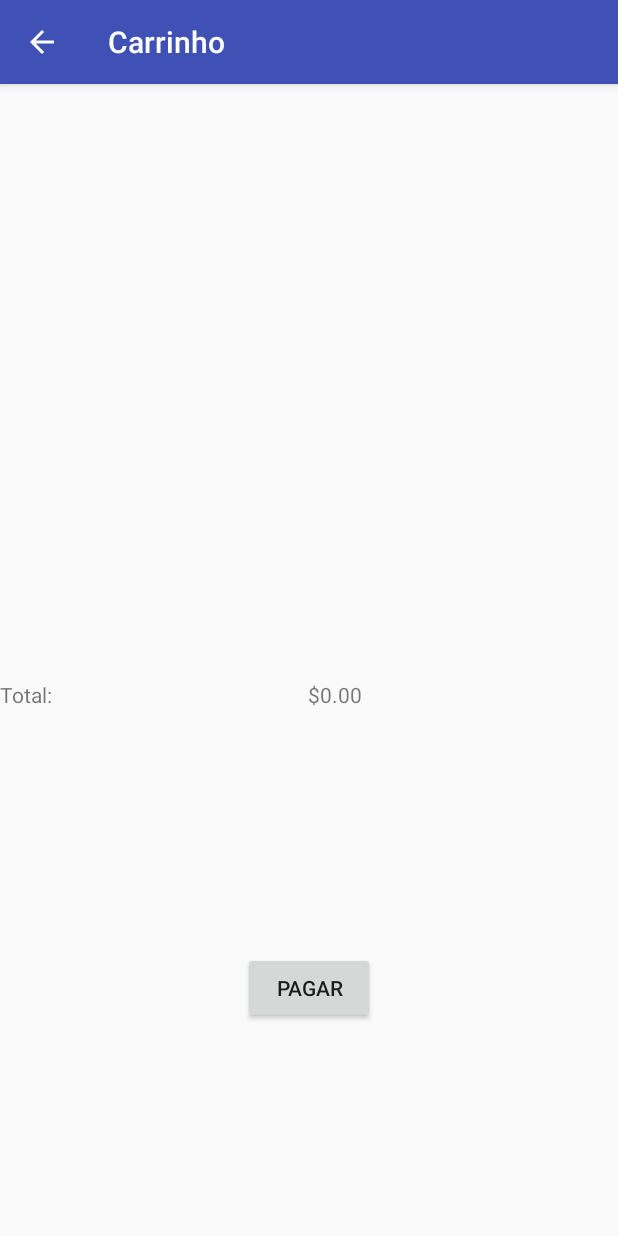
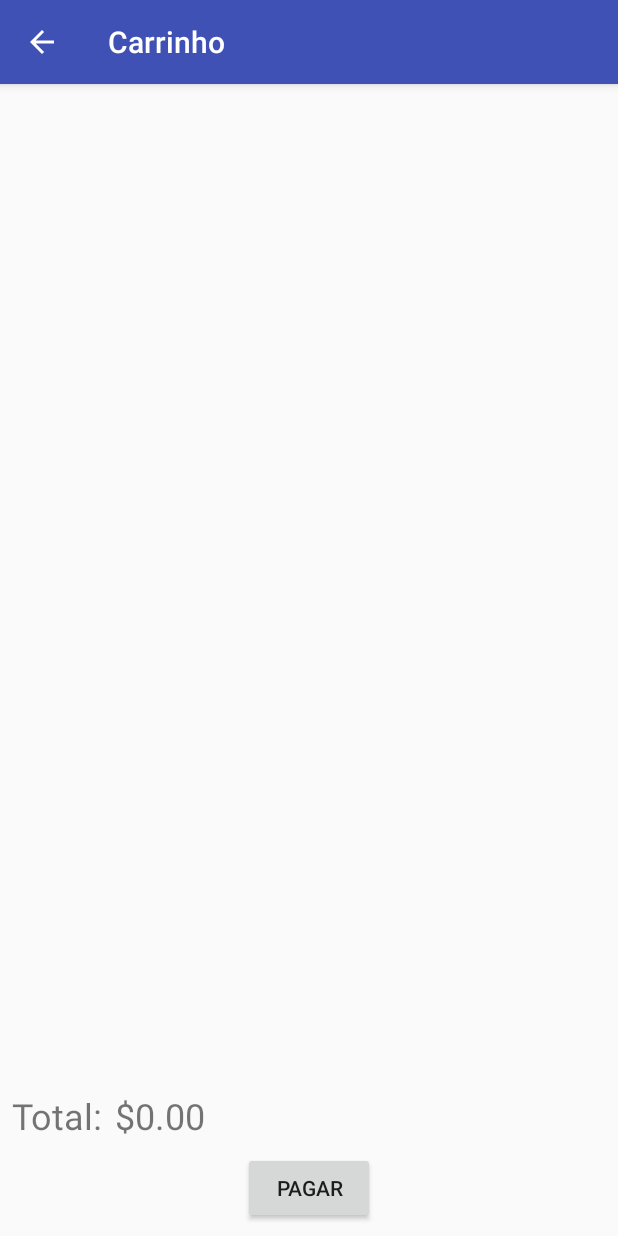
Before and after one commit to FourAndSurfer/VirtualStore, an Android app: the ItensActivity screen opened directly, with no data from a screen before it, after a tap on "BUTTON", on a phone screen of 412 x 824 dp. Run offline under Robolectric (Android 15) with nearby library versions, the phone set to English and light mode, and no system bars; our stand-ins replace Picasso; pictures from the network do not load.

Commit message:
🎨  Ajusta carrinho de compras

```diff
--- a/app/src/main/res/layout/activity_carrinho.xml
+++ b/app/src/main/res/layout/activity_carrinho.xml
@@ -8,38 +8,39 @@
 
     <ListView
         android:id="@+id/CarrinhoLV"
-        android:layout_width="365dp"
-        android:layout_height="368dp"
-        android:layout_marginBottom="8dp"
+        android:layout_width="0dp"
+        android:layout_height="0dp"
         android:layout_marginEnd="8dp"
         android:layout_marginStart="8dp"
-        android:layout_marginTop="8dp"
-        app:layout_constraintBottom_toBottomOf="parent"
+        app:layout_constraintBottom_toTopOf="@+id/totalConstraintLayout"
         app:layout_constraintEnd_toEndOf="parent"
         app:layout_constraintStart_toStartOf="parent"
         app:layout_constraintTop_toTopOf="parent"
         app:layout_constraintVertical_bias="0.035" />
 
-    <TextView
-        android:id="@+id/textView6"
-        android:layout_width="wrap_content"
+    <android.support.constraint.ConstraintLayout
+        android:layout_width="0dp"
         android:layout_height="wrap_content"
-        android:layout_marginTop="8dp"
-        android:text="Total:"
+        android:id="@+id/totalConstraintLayout"
+        app:layout_constraintBottom_toBottomOf="parent"
+        app:layout_constraintEnd_toEndOf="parent"
+        app:layout_constraintHorizontal_bias="0.0"
+        app:layout_constraintStart_toStartOf="parent"
         app:layout_constraintTop_toBottomOf="@+id/CarrinhoLV"
-        tools:layout_editor_absoluteX="218dp" />
+        app:layout_constraintVertical_bias="0.0">
 
         <TextView
             android:id="@+id/ValorTV"
-        android:layout_width="wrap_content"
+            android:layout_width="0dp"
             android:layout_height="wrap_content"
+            android:layout_marginBottom="8dp"
             android:layout_marginEnd="8dp"
             android:layout_marginStart="8dp"
-        android:layout_marginTop="8dp"
-        android:text="valor"
+            android:text="@string/total_value_text_view"
+            android:textSize="24sp"
+            app:layout_constraintBottom_toTopOf="@+id/btnPagar"
             app:layout_constraintEnd_toEndOf="parent"
-        app:layout_constraintStart_toEndOf="@+id/textView6"
-        app:layout_constraintTop_toBottomOf="@+id/CarrinhoLV" />
+            app:layout_constraintStart_toEndOf="@+id/totalTextView" />
 
         <Button
             android:id="@+id/btnPagar"
@@ -48,11 +49,22 @@
             android:layout_marginBottom="8dp"
             android:layout_marginEnd="8dp"
             android:layout_marginStart="8dp"
-        android:layout_marginTop="28dp"
-        android:text="Pagar"
+            android:onClick="telaPagamento"
+            android:text="@string/pay_button"
             app:layout_constraintBottom_toBottomOf="parent"
             app:layout_constraintEnd_toEndOf="parent"
+            app:layout_constraintStart_toStartOf="parent" />
+
+        <TextView
+            android:id="@+id/totalTextView"
+            android:layout_width="wrap_content"
+            android:layout_height="wrap_content"
+            android:layout_marginBottom="8dp"
+            android:layout_marginStart="8dp"
+            android:text="@string/total_text_view"
+            android:textSize="24sp"
+            app:layout_constraintBottom_toTopOf="@+id/btnPagar"
             app:layout_constraintStart_toStartOf="parent"
-        app:layout_constraintTop_toBottomOf="@+id/textView6"
-        android:onClick="telaPagamento"/>
+            android:layout_marginLeft="8dp" />
     </android.support.constraint.ConstraintLayout>
+</android.support.constraint.ConstraintLayout>
--- a/app/src/main/res/layout/activity_pagamento.xml
+++ b/app/src/main/res/layout/activity_pagamento.xml
@@ -22,7 +22,7 @@
             app:layout_constraintTop_toBottomOf="@+id/tvTotal" />
 
         <TextView
-            android:id="@+id/textView6"
+            android:id="@+id/totalTextView"
             android:layout_width="wrap_content"
             android:layout_height="wrap_content"
             android:layout_marginTop="8dp"
@@ -38,7 +38,7 @@
             android:ems="10"
             android:hint="João da Silva"
             android:inputType="textPersonName"
-            app:layout_constraintTop_toBottomOf="@+id/textView6"
+            app:layout_constraintTop_toBottomOf="@+id/totalTextView"
             tools:layout_editor_absoluteX="0dp"
             tools:layout_editor_absoluteY="204dp"
             android:digits="QWERTYUIOPASDFGHJKLÇZXCVBNMqwertyuiopasdfghjklzxcvbnm "/>
--- a/app/src/main/res/values/strings.xml
+++ b/app/src/main/res/values/strings.xml
@@ -5,4 +5,7 @@
     <string name="product_name_text_view">Nome do Produto</string>
     <string name="price_text_view">Preço</string>
     <string name="seller_text_view">Vendedor</string>
+    <string name="total_value_text_view">$ 1,0000.23</string>
+    <string name="pay_button">Pagar</string>
+    <string name="total_text_view">Total:</string>
 </resources>
```
Lines whose indentation alone changed are shown as unchanged.
